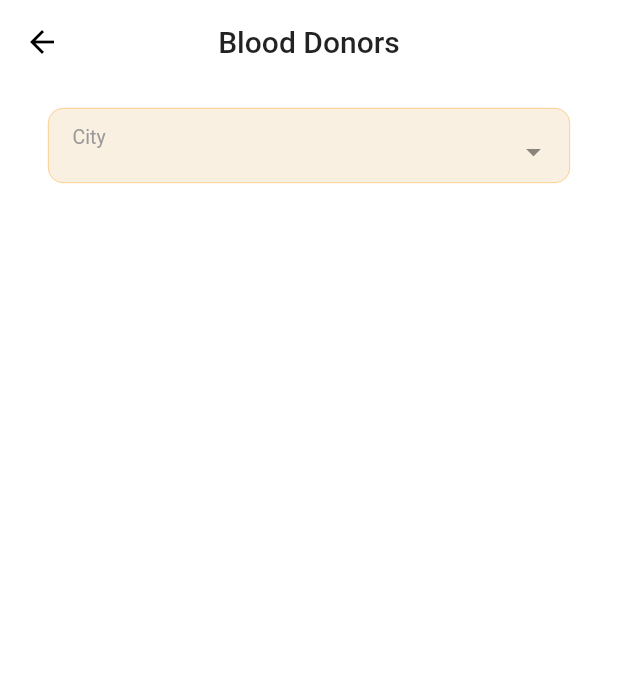
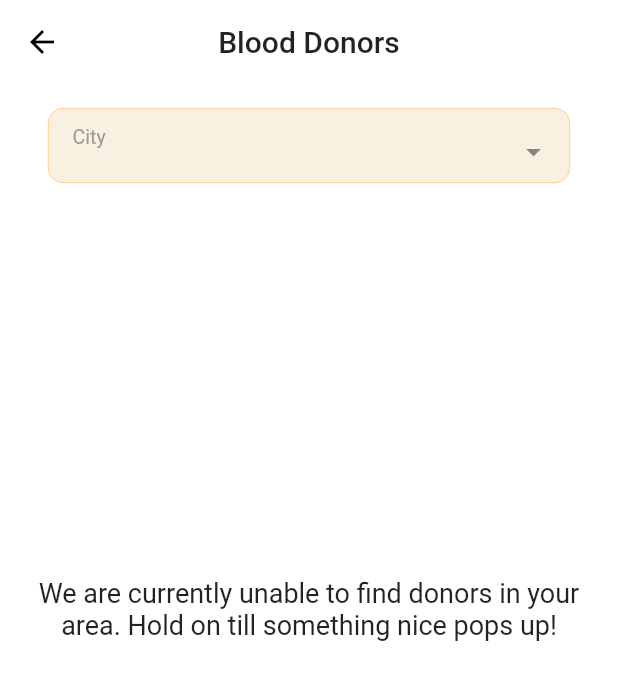
Before and after one commit to matesOfficial/mates_covid_app, a Flutter app: the SearchBloodDonorScreen screen opened directly, on a phone screen of 412 x 824 dp. Shown: the top 680 px of the screen. Run offline on Flutter 3.47's test engine with Material 2 defaults, Android fonts, the phone set to English and light mode, and no system bars; drawn by our look-alikes of overlay_support; our stand-ins replace cloud_firestore, firebase_auth, firebase_core, flutter_svg, get_it, image_picker and 2 more; accounts and stored records are empty.

Commit message:
plasma and blood seeker screens optimised

```diff
--- a/lib/screens/search_blood_donor_screen.dart
+++ b/lib/screens/search_blood_donor_screen.dart
@@ -2,6 +2,7 @@ import 'package:cloud_firestore/cloud_firestore.dart';
 import 'package:covid_app/constants/app_constants.dart';
 import 'package:covid_app/models/user_model.dart';
 import 'package:covid_app/providers/user_profile_provider.dart';
+import 'package:covid_app/services/database_service.dart';
 import 'package:covid_app/widgets/multi_select_dialog.dart';
 import 'package:flutter/material.dart';
 import 'package:provider/provider.dart';
@@ -16,7 +17,8 @@ class SearchBloodDonorScreen extends StatefulWidget {
 class _SearchBloodDonorScreenState extends State<SearchBloodDonorScreen> {
   TextEditingController _cityController = TextEditingController();
 
-  String selectedCity = '';
+  String selectedCity;
+
   Future<void> _showSelectCityDialog(BuildContext context) {
     return showDialog(
       context: context,
@@ -28,6 +30,7 @@ class _SearchBloodDonorScreenState extends State<SearchBloodDonorScreen> {
                 text: e,
                 onPressed: () {
                   setState(() {
+                    _cityController.text = e;
                     selectedCity = e;
                   });
                   Navigator.pop(context);
@@ -49,10 +52,8 @@ class _SearchBloodDonorScreenState extends State<SearchBloodDonorScreen> {
       ),
       // TODO: Re-factor this code, shift firebase query to database services
       body: StreamBuilder(
-        stream: FirebaseFirestore.instance
-            .collection('users')
-            .where('is_verified_blood_donor', isEqualTo: true)
-            .snapshots(),
+        stream: FirestoreDatabaseService.streamDonors(
+            donorType: "is_verified_blood_donor", city: selectedCity),
         builder: (context, snapshot) {
           if (snapshot.connectionState == ConnectionState.waiting) {
             return Center(
@@ -74,7 +75,8 @@ class _SearchBloodDonorScreenState extends State<SearchBloodDonorScreen> {
             return Center(child: Text("No donor found"));
           }
 
-          return ListView(
+          return SingleChildScrollView(
+            child: Column(
               children: [
                 Padding(
                   padding: const EdgeInsets.symmetric(
@@ -91,30 +93,46 @@ class _SearchBloodDonorScreenState extends State<SearchBloodDonorScreen> {
                     ),
                   ),
                 ),
-              ListView.builder(
+                (snapshot.data == null || snapshot.data.docs.length == 0)
+                    ? Column(
+                      children: [
+                        Container(
+                          height: MediaQuery.of(context).size.height*0.3,
+                        ),
+                        Center(
+                            child: Padding(
+                              padding: const EdgeInsets.symmetric(horizontal: 16.0),
+                              child: Text(
+                                "We are currently unable to find donors in your area. Hold on till something nice pops up!",
+                                textAlign: TextAlign.center,
+                                style: Theme.of(context).textTheme.subtitle1,
+                              ),
+                            ),
+                          ),
+                      ],
+                    )
+                    : ListView.builder(
                         shrinkWrap: true,
                         physics: NeverScrollableScrollPhysics(),
                         itemCount: userProfiles.length,
                         itemBuilder: (context, index) {
                           UserProfile user = userProfiles[index];
+                          // if (selectedCity.toLowerCase() == user.city.toLowerCase()) {
+                          //   print('Here0');
+                          //   return CustomListCard(user: user);
+                          // }
 
-                  if (selectedCity.toLowerCase() == user.city.toLowerCase()) {
-                    print('Here0');
-                    return CustomListCard(user: user);
-                  }
-
-                  if (selectedCity == '') {
-                    print("here1");
                           return CustomListCard(
                             user: user,
                             isPlasma: false,
                           );
-                  }
+
                           print("here 3");
                           return null;
                         },
                       ),
               ],
+            ),
           );
         },
       ),
--- a/lib/services/database_service.dart
+++ b/lib/services/database_service.dart
@@ -1,5 +1,6 @@
 import 'package:covid_app/models/user_model.dart';
 import 'package:cloud_firestore/cloud_firestore.dart';
+import 'package:flutter/cupertino.dart';
 
 class FirestoreDatabaseService {
   /// Firestore instance variable
@@ -44,4 +45,27 @@ class FirestoreDatabaseService {
         .doc(newUser.uid)
         .set(newUser.toJson());
   }
+
+  static Stream<QuerySnapshot> streamDonors(
+      {String city, String pinCode, @required String donorType}) {
+    if (city != null && pinCode == null) {
+      return FirebaseFirestore.instance
+          .collection('users')
+          .where(donorType, isEqualTo: true)
+          .where("city", isEqualTo: city)
+          .snapshots();
+    }
+    if (city == null && pinCode != null) {
+      return FirebaseFirestore.instance
+          .collection('users')
+          .where(donorType, isEqualTo: true)
+          .where("pin_code", isEqualTo: pinCode)
+          .snapshots();
+    }
+
+    return FirebaseFirestore.instance
+        .collection('users')
+        .where(donorType, isEqualTo: true)
+        .snapshots();
+  }
 }
```
Also changed, not shown: lib/screens/search_plasma_donor_screen.dart (+33 -6 lines). Lines whose indentation alone changed are shown as unchanged.
